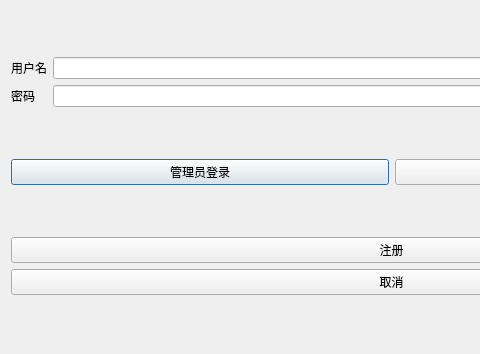
First picture: the form in Client/UI/TrainUI/login.ui, repository TimerChen/TrainTickets, before the edit; both pictures show x 0 to 480 and y 0 to 354 of the 783 by 354 pixel window.
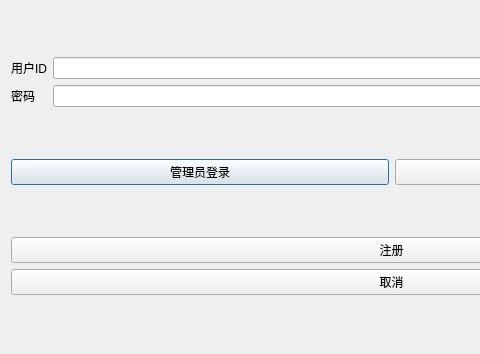
Second picture: the form after the edit. Icons and pictures are not drawn.

Patch:
```diff
--- a/Client/UI/TrainUI/login.ui
+++ b/Client/UI/TrainUI/login.ui
@@ -37,7 +37,7 @@
        <item row="0" column="0">
         <widget class="QLabel" name="label">
          <property name="text">
-          <string>用户名</string>
+          <string>用户ID</string>
          </property>
         </widget>
        </item>
```
